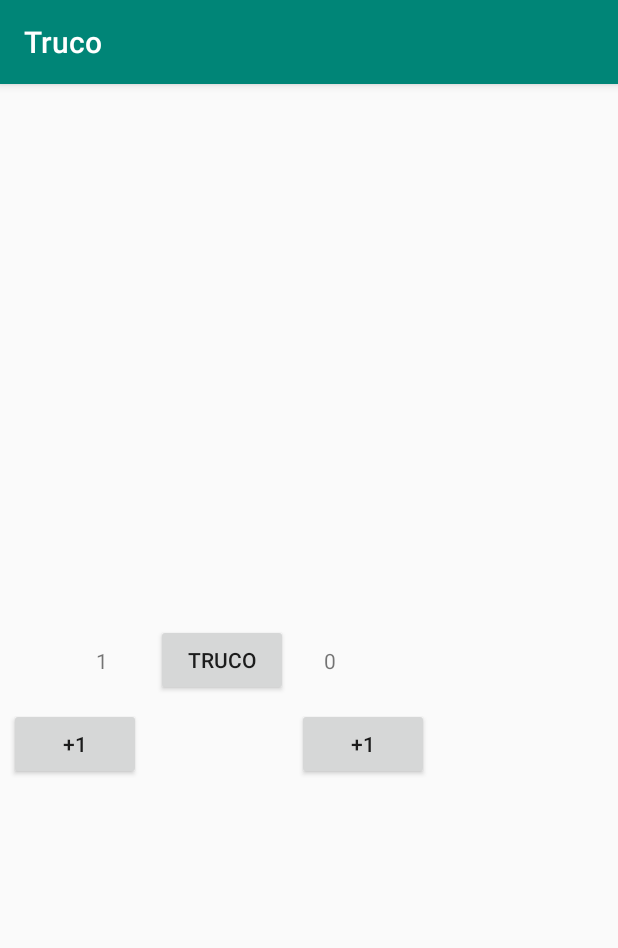
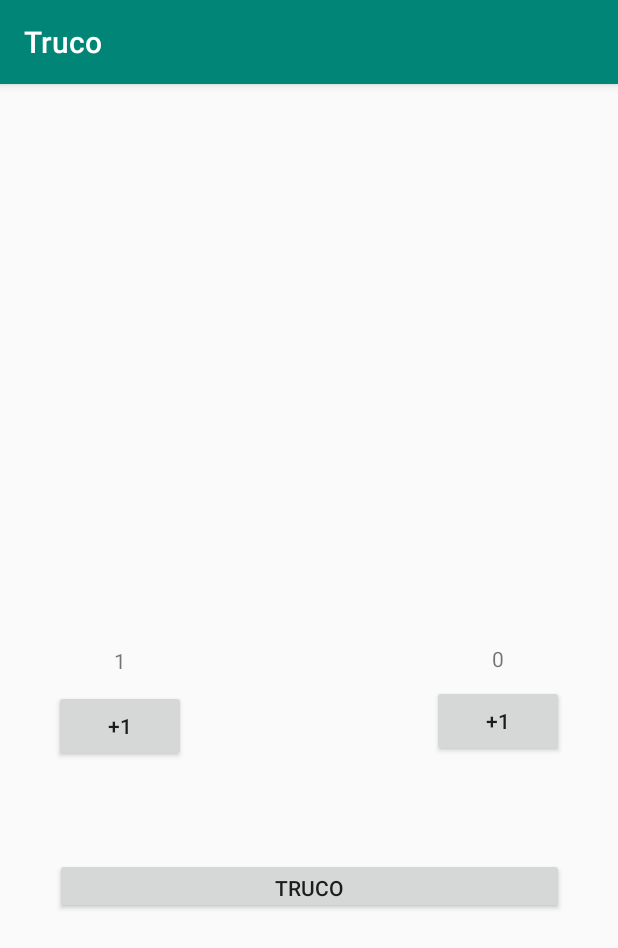
Before and after one commit to petscaramussi/Truco, an Android app: the screen it shows after launch (MainActivity), after a tap on "+1", on a phone screen of 412 x 824 dp. Shown: the top 948 px of the screen. Run offline under Robolectric (Android 15) with nearby library versions, the phone set to English and light mode, and no system bars.

Commit message:
truco button

```diff
--- a/app/src/main/java/com/example/truco/MainActivity.java
+++ b/app/src/main/java/com/example/truco/MainActivity.java
@@ -11,28 +11,37 @@ public class MainActivity extends AppCompatActivity {
 
     private int placar1;
     private int placar2;
+    private int trucoM;
 
 
     @Override
     protected void onCreate(Bundle savedInstanceState) {
         super.onCreate(savedInstanceState);
         setContentView(R.layout.activity_main);
-        Button btnAdd1 = findViewById(R.id.button);
-        Button btnnAdd2 = findViewById(R.id.button2);
+        final Button btnAdd1 = findViewById(R.id.button);
+        final Button btnnAdd2 = findViewById(R.id.button2);
+        Button Truco = findViewById(R.id.TrucoBtn);
+        trucoM = 1;
 
         btnAdd1.setOnClickListener(new View.OnClickListener() {
             @Override
             public void onClick(View v) {
                 TextView tv = findViewById(R.id.textView3);
-                if(placar1 < 11) {
-                    placar1 = placar1 + 1;
-                    tv.setText("" + placar1);
+                int teste = trucoM + placar1;
+                if(teste < 12) {
+                    if (placar1 < 11) {
+                        placar1 = placar1 + trucoM;
+                        tv.setText("" + placar1);
 
+                    } else {
+                        tv.setText("temos um vencedor");
+                    }
                 }else{
-                    tv.setText("temos um vencedor");
+                    tv.setText("tomos um vencedor");
                 }
-
-
+                btnnAdd2.setText("+1");
+                btnAdd1.setText("+1");
+                trucoM =1;
             }
         });
 
@@ -40,14 +49,41 @@ public class MainActivity extends AppCompatActivity {
             @Override
             public void onClick(View v) {
                 TextView tv = findViewById(R.id.textView2);
-                if(placar2 < 11) {
-                    placar2 = placar2 + 1;
-                    tv.setText("" + placar2);
+                int teste2 = trucoM + placar2;
+                if(teste2 < 12) {
+                    if (placar2 < 11) {
+                        placar2 = placar2 + trucoM;
+                        tv.setText("" + placar2);
 
+                    } else {
+                        tv.setText("temos um vencedor");
+                        placar1 = 0;
+                        placar2 = 0;
+                    }
                 }else{
                     tv.setText("temos um vencedor");
-                    placar1 = 0;
-                    placar2 = 0;
+                }
+                btnAdd1.setText("+1");
+                btnnAdd2.setText("+1");
+                trucoM = 1;
+            }
+        });
+
+        Truco.setOnClickListener(new View.OnClickListener() {
+            @Override
+            public void onClick(View v) {
+              if(btnnAdd2.getText() == "+3" && btnAdd1.getText() == "+3"){
+                  btnnAdd2.setText("+6");
+                  btnAdd1.setText("+6");
+              }else{
+                  btnAdd1.setText("+3");
+                  btnnAdd2.setText("+3");
+              }
+                if(trucoM == 1){
+                trucoM = trucoM + 2;
+                }else{
+                    if(trucoM < 11)
+                    trucoM = trucoM + 3;
                 }
             }
         });
--- a/app/src/main/res/layout/activity_main.xml
+++ b/app/src/main/res/layout/activity_main.xml
@@ -12,7 +12,7 @@
         android:layout_height="wrap_content"
         android:text="@string/number"
         app:layout_constraintBottom_toBottomOf="parent"
-        app:layout_constraintHorizontal_bias="0.158"
+        app:layout_constraintHorizontal_bias="0.188"
         app:layout_constraintLeft_toLeftOf="parent"
         app:layout_constraintRight_toRightOf="parent"
         app:layout_constraintTop_toTopOf="parent" />
@@ -21,26 +21,27 @@
         android:id="@+id/textView2"
         android:layout_width="wrap_content"
         android:layout_height="wrap_content"
-        android:layout_marginStart="144dp"
+        android:layout_marginStart="244dp"
+        android:layout_marginTop="10dp"
         android:text="@string/number"
         app:layout_constraintBottom_toBottomOf="parent"
         app:layout_constraintHorizontal_bias="0.541"
         app:layout_constraintLeft_toLeftOf="parent"
         app:layout_constraintRight_toRightOf="parent"
         app:layout_constraintStart_toEndOf="@+id/textView3"
-        app:layout_constraintTop_toTopOf="parent" />
+        app:layout_constraintTop_toTopOf="parent"
+        app:layout_constraintVertical_bias="0.492" />
 
     <Button
         android:id="@+id/button"
         android:layout_width="wrap_content"
         android:layout_height="wrap_content"
-        android:layout_marginStart="31dp"
-        android:layout_marginTop="13dp"
+        android:layout_marginStart="36dp"
+        android:layout_marginTop="10dp"
         android:layout_marginEnd="52dp"
-        android:layout_marginBottom="295dp"
         android:text="@string/bName"
-        app:layout_constraintBottom_toBottomOf="parent"
         app:layout_constraintEnd_toStartOf="@+id/button2"
+        app:layout_constraintHorizontal_bias="0.0"
         app:layout_constraintStart_toStartOf="parent"
         app:layout_constraintTop_toBottomOf="@+id/textView3" />
 
@@ -48,26 +49,23 @@
         android:id="@+id/button2"
         android:layout_width="wrap_content"
         android:layout_height="wrap_content"
-        android:layout_marginStart="52dp"
-        android:layout_marginTop="13dp"
-        android:layout_marginEnd="152dp"
-        android:layout_marginBottom="295dp"
+        android:layout_marginTop="8dp"
+        android:layout_marginEnd="36dp"
         android:text="@string/bName"
-        app:layout_constraintBottom_toBottomOf="parent"
         app:layout_constraintEnd_toEndOf="parent"
-        app:layout_constraintStart_toEndOf="@+id/button"
         app:layout_constraintTop_toBottomOf="@+id/textView2" />
 
     <Button
-        android:id="@+id/button3"
-        android:layout_width="wrap_content"
-        android:layout_height="wrap_content"
-        android:layout_marginStart="32dp"
-        android:layout_marginEnd="24dp"
+        android:id="@+id/TrucoBtn"
+        android:layout_width="339dp"
+        android:layout_height="37dp"
+        android:layout_marginStart="36dp"
+        android:layout_marginEnd="36dp"
         android:text="@string/bTruco"
         app:layout_constraintBottom_toBottomOf="parent"
-        app:layout_constraintEnd_toStartOf="@+id/textView2"
-        app:layout_constraintStart_toEndOf="@+id/textView3"
-        app:layout_constraintTop_toTopOf="parent" />
+        app:layout_constraintEnd_toEndOf="parent"
+        app:layout_constraintStart_toStartOf="parent"
+        app:layout_constraintTop_toTopOf="parent"
+        app:layout_constraintVertical_bias="0.706" />
 
 </androidx.constraintlayout.widget.ConstraintLayout>
```
